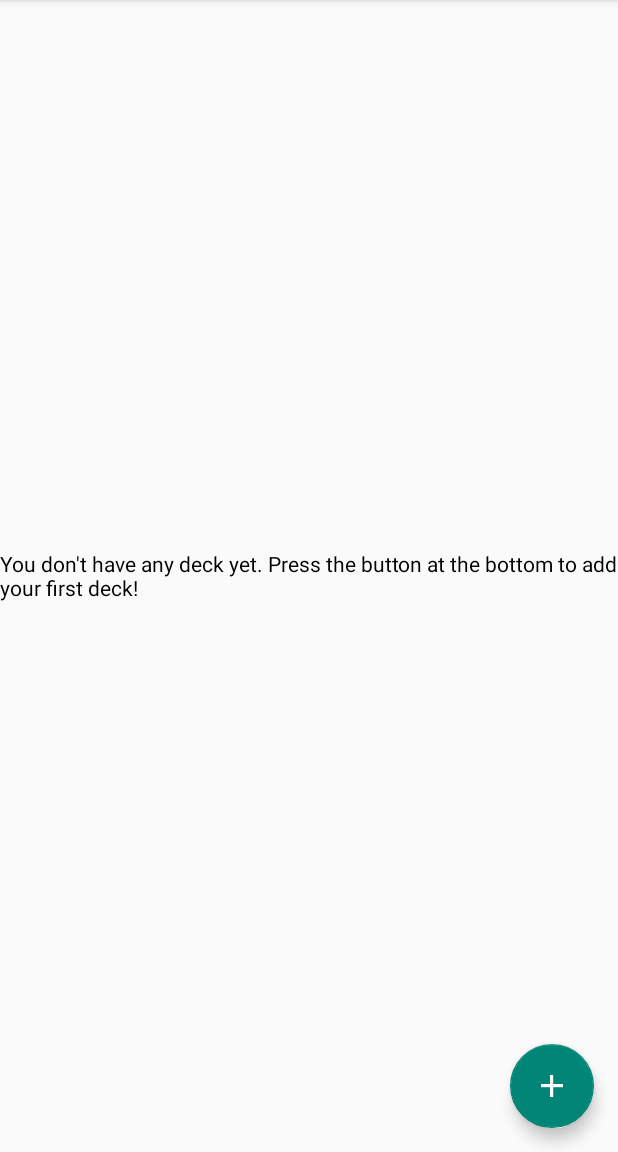
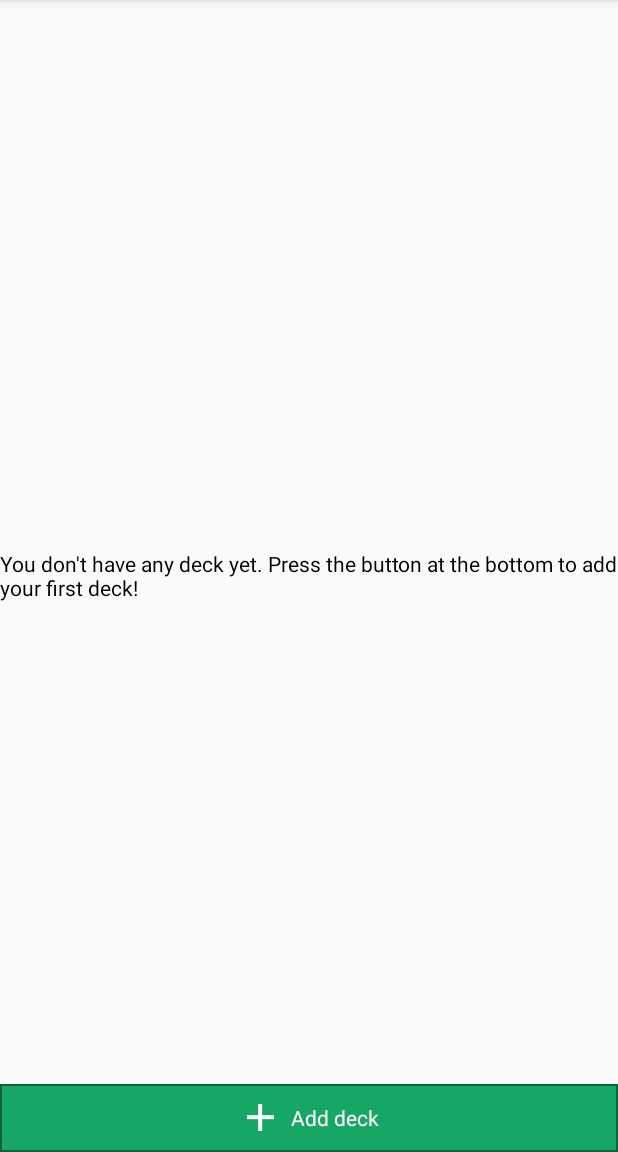
Before and after one commit to tartane/Hearthstone-Win-Rate-Tracker, an Android app: the screen it shows after launch (MainActivity), on a phone screen of 412 x 824 dp, the part 84-1236 px from its top. Run offline under Robolectric (Android 15) with nearby library versions, the phone set to English and light mode, and no system bars; our stand-ins replace ButterKnife; libraries missing offline, so code that uses them is left out: com.ivankocijan.magicviews; 1 statement that could not run was skipped.

Commit message:
add missing images, remove fab button replaced by a button at the bottom

```diff
--- a/app/src/main/java/com/hswinratetracker/MainActivityFragment.java
+++ b/app/src/main/java/com/hswinratetracker/MainActivityFragment.java
@@ -8,6 +8,7 @@ import android.view.LayoutInflater;
 import android.view.View;
 import android.view.ViewGroup;
 import android.support.v7.widget.RecyclerView;
+import android.widget.RelativeLayout;
 import android.widget.TextView;
 import android.widget.Toast;
 
@@ -31,8 +32,8 @@ public class MainActivityFragment extends Fragment implements View.OnClickListen
     @Bind(R.id.recyclerView)
     RecyclerView recyclerView;
 
-    @Bind(R.id.fabAdd)
-    FloatingActionButton fabAdd;
+    @Bind(R.id.layAddDeck)
+    RelativeLayout layAddDeck;
 
     @Bind(R.id.txtNoDeck)
     TextView txtNoDeck;
@@ -55,7 +56,7 @@ public class MainActivityFragment extends Fragment implements View.OnClickListen
     public void onViewCreated(View view, Bundle savedInstanceState) {
         super.onViewCreated(view, savedInstanceState);
         ButterKnife.bind(this, view);
-        fabAdd.setOnClickListener(this);
+        layAddDeck.setOnClickListener(this);
         recyclerView.setLayoutManager(new LinearLayoutManager(getActivity()));
         recyclerView.addItemDecoration(new DividerItemDecoration(getActivity()));
         SQLiteHelper db = new SQLiteHelper(getActivity());
@@ -110,7 +111,7 @@ public class MainActivityFragment extends Fragment implements View.OnClickListen
     public void onClick(View view) {
         switch(view.getId())
         {
-            case R.id.fabAdd:
+            case R.id.layAddDeck:
                 AddDeckDialog dialogFragment = new AddDeckDialog();
                 dialogFragment.setOnResultListener(new AddDeckDialog.ResultListener() {
 
--- a/app/src/main/res/layout/fragment_main.xml
+++ b/app/src/main/res/layout/fragment_main.xml
@@ -3,23 +3,49 @@
     android:layout_height="match_parent"
     tools:context=".MainActivityFragment">
 
+    <RelativeLayout
+        android:id="@+id/layAddDeck"
+        android:layout_alignParentBottom="true"
+        android:clickable="true"
+        android:layout_width="match_parent"
+        android:layout_height="wrap_content"
+        android:background="@drawable/button_green">
+
+        <RelativeLayout
+            android:layout_centerInParent="true"
+            android:layout_width="wrap_content"
+            android:layout_height="45dp">
+            <ImageView
+                android:id="@+id/imgAdd"
+                android:layout_width="30dp"
+                android:layout_height="30dp"
+                android:layout_centerVertical="true"
+                android:adjustViewBounds="true"
+                android:scaleType="fitXY"
+                android:src="@drawable/ic_add" />
+
+            <TextView
+                android:id="@+id/txtEdit"
+                android:layout_toRightOf="@id/imgAdd"
+                android:layout_marginLeft="5dp"
+                android:layout_width="wrap_content"
+                android:layout_height="wrap_content"
+                android:layout_centerVertical="true"
+                android:singleLine="true"
+                android:textColor="@color/white"
+                android:text="Add deck"/>
+        </RelativeLayout>
+
+
+    </RelativeLayout>
         <android.support.v7.widget.RecyclerView
             android:id="@+id/recyclerView"
+            android:layout_above="@id/layAddDeck"
             android:focusable="true"
             android:focusableInTouchMode="false"
             android:scrollbars="vertical"
             android:layout_width="match_parent"
             android:layout_height="match_parent" />
-
-        <android.support.design.widget.FloatingActionButton
-            android:id="@+id/fabAdd"
-            android:layout_width="wrap_content"
-            android:layout_height="wrap_content"
-            android:layout_alignParentBottom="true"
-            android:layout_alignParentRight="true"
-            android:layout_marginRight="@dimen/activity_horizontal_margin"
-            android:layout_marginBottom="@dimen/activity_vertical_margin"
-            android:src="@drawable/ic_add"/>
 
         <TextView
             android:id="@+id/txtNoDeck"
--- a/app/src/main/res/layout/row_deck.xml
+++ b/app/src/main/res/layout/row_deck.xml
@@ -46,6 +46,7 @@
 
             <TextView
                 android:id="@+id/txtWins"
+                android:layout_marginLeft="15dp"
                 android:textColor="@color/white"
                 android:layout_width="wrap_content"
                 android:layout_height="wrap_content"
@@ -54,6 +55,8 @@
 
             <TextView
                 android:id="@+id/txtLoses"
+                android:layout_marginLeft="10dp"
+                android:layout_toRightOf="@id/txtWins"
                 android:textColor="@color/white"
                 android:layout_width="wrap_content"
                 android:layout_height="wrap_content"
```
Also changed, not shown: app/src/main/res/drawable-hdpi/ic_edit.png (added), app/src/main/res/drawable-hdpi/ic_sad.png (added), app/src/main/res/drawable-hdpi/ic_smiling.png (added), app/src/main/res/drawable-mdpi/ic_edit.png (added), app/src/main/res/drawable-mdpi/ic_sad.png (added), app/src/main/res/drawable-mdpi/ic_smiling.png (added), app/src/main/res/drawable-xhdpi/ic_edit.png (added), app/src/main/res/drawable-xhdpi/ic_sad.png (added), app/src/main/res/drawable-xhdpi/ic_smiling.png (added), app/src/main/res/drawable-xxhdpi/ic_edit.png (added), app/src/main/res/drawable-xxhdpi/ic_sad.png (added), app/src/main/res/drawable-xxhdpi/ic_smiling.png (added), app/src/main/res/drawable-xxxhdpi/ic_edit.png (added), app/src/main/res/drawable-xxxhdpi/ic_sad.png (added), 1 more files, 1 other file.
